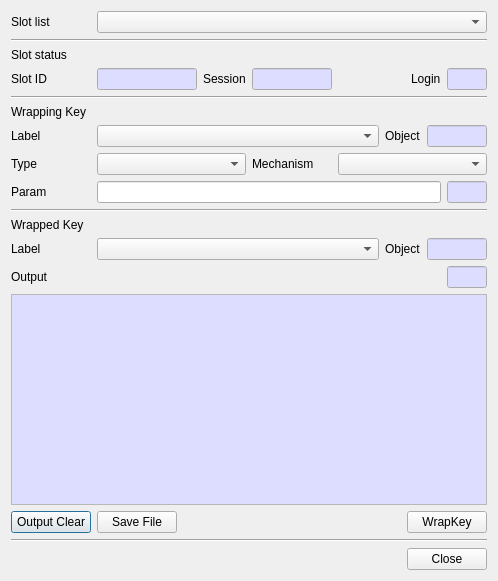
This is CryptokiMan/wrap_key_dlg.ui in jykim74/CryptokiMan as Qt 5 draws it before an edit. The edited form follows.
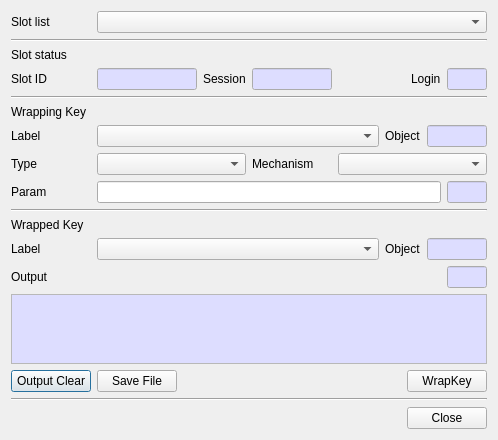
This is the edited form.

The edit to the form file:
```diff
--- a/CryptokiMan/wrap_key_dlg.ui
+++ b/CryptokiMan/wrap_key_dlg.ui
@@ -7,7 +7,7 @@
     <x>0</x>
     <y>0</y>
     <width>498</width>
-    <height>581</height>
+    <height>437</height>
    </rect>
   </property>
   <property name="windowTitle">
```
